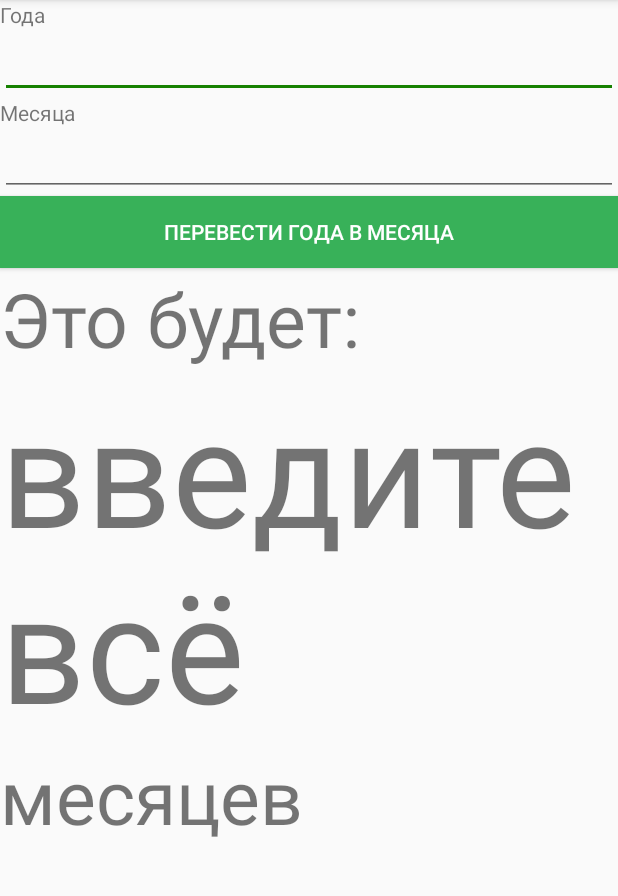
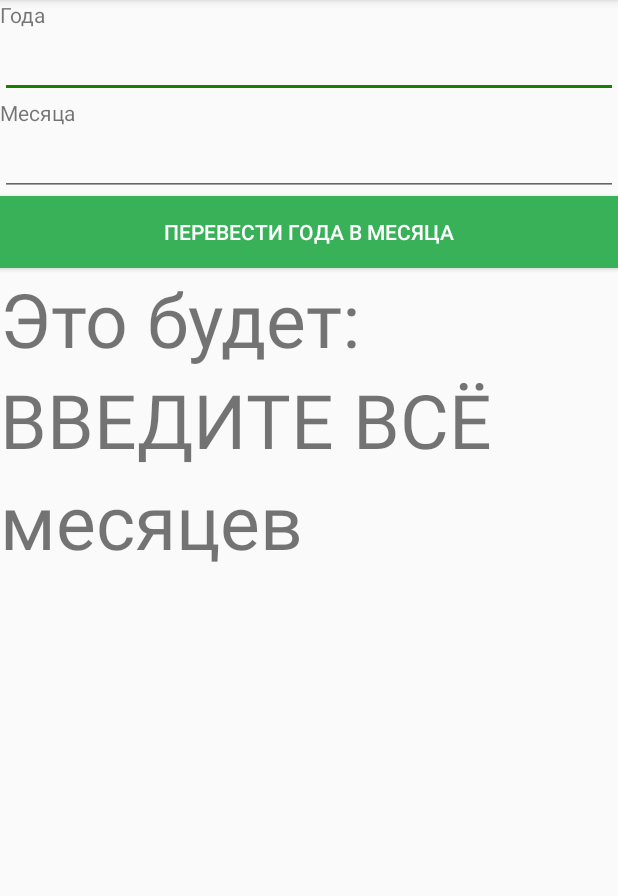
Before and after one commit to cubeqw/Credit, an Android app: the Calc screen opened directly, with no data from a screen before it, after a tap on "ПЕРЕВЕСТИ ГОДА В МЕСЯЦА", on a phone screen of 412 x 824 dp, the part 84-980 px from its top. Run offline under Robolectric (Android 15) with nearby library versions, the light colour scheme and no system bars.

Commit message:
Calculation button work Change type input on keyboard Text size fixed

```diff
--- a/app/src/main/java/com/e/credit/Calc.java
+++ b/app/src/main/java/com/e/credit/Calc.java
@@ -34,6 +34,6 @@
 
     }
                 catch (NumberFormatException e){
-                    Result1.setText("введите всё");
+                    Result1.setText("ВВЕДИТЕ ВСЁ");
                     }}
 });}}
--- a/app/src/main/java/com/e/credit/MainActivity.java
+++ b/app/src/main/java/com/e/credit/MainActivity.java
@@ -1,6 +1,7 @@
 package com.e.credit;
 
 import android.app.Activity;
+import android.content.Intent;
 import android.support.v7.app.AppCompatActivity;
 import android.os.Bundle;
 import android.view.View;
@@ -26,6 +27,11 @@
         time = findViewById(R.id.time);
         mouth =findViewById(R.id.mouth);
 
+        final Button button1=findViewById(R.id.bt1);
+        button1.setOnClickListener(new View.OnClickListener() {
+            public void onClick(View v) {
+                Intent intent = new Intent(MainActivity.this, Calc.class);
+                startActivity(intent);}});
 
 
         final Button button=findViewById(R.id.button);
--- a/app/src/main/res/layout/activity_calc.xml
+++ b/app/src/main/res/layout/activity_calc.xml
@@ -17,7 +17,7 @@
         android:layout_width="match_parent"
         android:layout_height="wrap_content"
 
-        android:inputType="phone" />
+        android:inputType="number" />
 
     <TextView
         android:layout_width="match_parent"
@@ -29,7 +29,7 @@
         android:id="@+id/m"
         android:layout_width="match_parent"
         android:layout_height="wrap_content"
-        android:inputType="phone" />
+        android:inputType="number" />
 
     <Button
         android:id="@+id/bt2"
@@ -48,7 +48,7 @@
         android:layout_width="wrap_content"
         android:layout_height="wrap_content"
         android:text="0"
-        android:textSize="100dp"
+        android:textSize="50dp"
         android:id="@+id/Result1"/>
 
     <TextView
```
Also changed, not shown: app/src/main/res/layout/activity_main.xml (+4 -4 lines).
